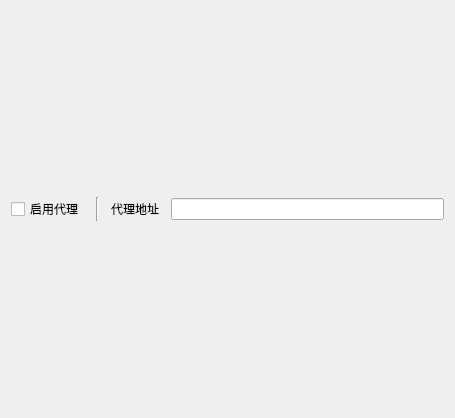
Old version of the form ui/component/ui_login_proxy_widget.ui in the repository tonquer/JMComic-qt.
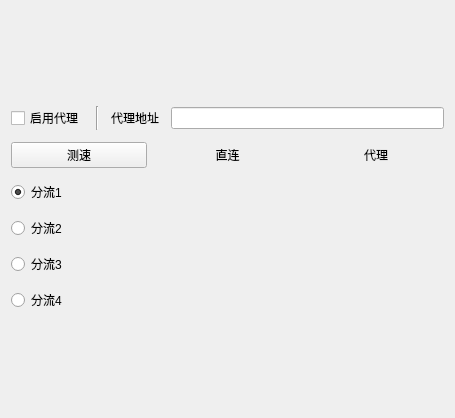
New version of the form.

Diff of the .ui file:
```diff
--- a/ui/component/ui_login_proxy_widget.ui
+++ b/ui/component/ui_login_proxy_widget.ui
@@ -23,6 +23,19 @@
    <property name="spacing">
     <number>12</number>
    </property>
+   <item row="0" column="0">
+    <spacer name="verticalSpacer">
+     <property name="orientation">
+      <enum>Qt::Vertical</enum>
+     </property>
+     <property name="sizeHint" stdset="0">
+      <size>
+       <width>20</width>
+       <height>40</height>
+      </size>
+     </property>
+    </spacer>
+   </item>
    <item row="1" column="0">
     <layout class="QHBoxLayout" name="horizontalLayout">
      <item>
@@ -54,7 +67,72 @@
      </item>
     </layout>
    </item>
-   <item row="3" column="0">
+   <item row="5" column="0">
+    <layout class="QHBoxLayout" name="horizontalLayout_3">
+     <item>
+      <widget class="QRadioButton" name="radioButton_3">
+       <property name="text">
+        <string>分流3</string>
+       </property>
+       <attribute name="buttonGroup">
+        <string notr="true">buttonGroup</string>
+       </attribute>
+      </widget>
+     </item>
+     <item>
+      <widget class="QLabel" name="label5">
+       <property name="text">
+        <string/>
+       </property>
+       <property name="alignment">
+        <set>Qt::AlignCenter</set>
+       </property>
+      </widget>
+     </item>
+     <item>
+      <widget class="QLabel" name="label6">
+       <property name="text">
+        <string/>
+       </property>
+       <property name="alignment">
+        <set>Qt::AlignCenter</set>
+       </property>
+      </widget>
+     </item>
+    </layout>
+   </item>
+   <item row="2" column="0">
+    <layout class="QHBoxLayout" name="horizontalLayout_2">
+     <item>
+      <widget class="QPushButton" name="testSpeedButton">
+       <property name="text">
+        <string>测速</string>
+       </property>
+      </widget>
+     </item>
+     <item>
+      <widget class="QLabel" name="label_2">
+       <property name="text">
+        <string>直连</string>
+       </property>
+       <property name="alignment">
+        <set>Qt::AlignCenter</set>
+       </property>
+      </widget>
+     </item>
+     <item>
+      <widget class="QLabel" name="label_4">
+       <property name="text">
+        <string>代理</string>
+       </property>
+       <property name="alignment">
+        <set>Qt::AlignCenter</set>
+       </property>
+      </widget>
+     </item>
+    </layout>
+   </item>
+   <item row="7" column="0">
     <spacer name="verticalSpacer_2">
      <property name="orientation">
       <enum>Qt::Vertical</enum>
@@ -67,18 +145,110 @@
      </property>
     </spacer>
    </item>
-   <item row="0" column="0">
-    <spacer name="verticalSpacer">
-     <property name="orientation">
-      <enum>Qt::Vertical</enum>
-     </property>
-     <property name="sizeHint" stdset="0">
-      <size>
-       <width>20</width>
-       <height>40</height>
-      </size>
-     </property>
-    </spacer>
+   <item row="6" column="0">
+    <layout class="QHBoxLayout" name="horizontalLayout_7">
+     <item>
+      <widget class="QRadioButton" name="radioButton_4">
+       <property name="text">
+        <string>分流4</string>
+       </property>
+       <attribute name="buttonGroup">
+        <string notr="true">buttonGroup</string>
+       </attribute>
+      </widget>
+     </item>
+     <item>
+      <widget class="QLabel" name="label7">
+       <property name="text">
+        <string/>
+       </property>
+       <property name="alignment">
+        <set>Qt::AlignCenter</set>
+       </property>
+      </widget>
+     </item>
+     <item>
+      <widget class="QLabel" name="label8">
+       <property name="text">
+        <string/>
+       </property>
+       <property name="alignment">
+        <set>Qt::AlignCenter</set>
+       </property>
+      </widget>
+     </item>
+    </layout>
+   </item>
+   <item row="4" column="0">
+    <layout class="QHBoxLayout" name="horizontalLayout_4">
+     <item>
+      <widget class="QRadioButton" name="radioButton_2">
+       <property name="text">
+        <string>分流2</string>
+       </property>
+       <attribute name="buttonGroup">
+        <string notr="true">buttonGroup</string>
+       </attribute>
+      </widget>
+     </item>
+     <item>
+      <widget class="QLabel" name="label3">
+       <property name="text">
+        <string/>
+       </property>
+       <property name="alignment">
+        <set>Qt::AlignCenter</set>
+       </property>
+      </widget>
+     </item>
+     <item>
+      <widget class="QLabel" name="label4">
+       <property name="text">
+        <string/>
+       </property>
+       <property name="alignment">
+        <set>Qt::AlignCenter</set>
+       </property>
+      </widget>
+     </item>
+    </layout>
+   </item>
+   <item row="3" column="0">
+    <layout class="QHBoxLayout" name="horizontalLayout_5">
+     <item>
+      <widget class="QRadioButton" name="radioButton_1">
+       <property name="text">
+        <string>分流1</string>
+       </property>
+       <property name="checked">
+        <bool>true</bool>
+       </property>
+       <attribute name="buttonGroup">
+        <string notr="true">buttonGroup</string>
+       </attribute>
+      </widget>
+     </item>
+     <item>
+      <widget class="QLabel" name="label1">
+       <property name="text">
+        <string/>
+       </property>
+       <property name="alignment">
+        <set>Qt::AlignCenter</set>
+       </property>
+      </widget>
+     </item>
+     <item>
+      <widget class="QLabel" name="label2">
+       <property name="text">
+        <string/>
+       </property>
+       <property name="alignment">
+        <set>Qt::AlignCenter</set>
+       </property>
+      </widget>
+     </item>
+    </layout>
    </item>
   </layout>
  </widget>
```
